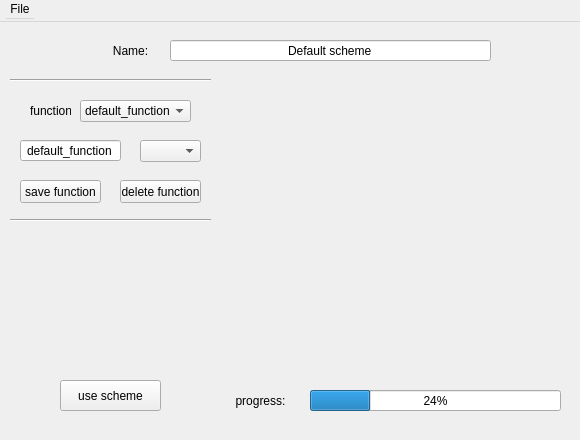
Before: the Qt Designer form src/Applications/TransferFunctions/SettingsBox.ui in JanKolomaznik/MedV4D, drawn with Qt 5.
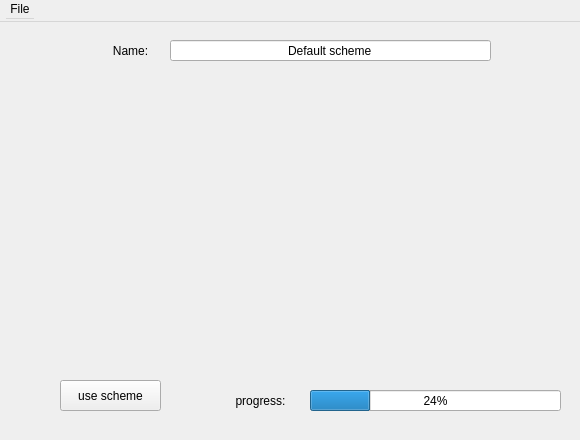
After: the same form once the commit is applied.

Patch:
```diff
--- a/src/Applications/TransferFunctions/SettingsBox.ui
+++ b/src/Applications/TransferFunctions/SettingsBox.ui
@@ -72,122 +72,6 @@
      <set>Qt::AlignCenter</set>
     </property>
    </widget>
-   <widget class="QLabel" name="functionLabel">
-    <property name="geometry">
-     <rect>
-      <x>30</x>
-      <y>100</y>
-      <width>41</width>
-      <height>21</height>
-     </rect>
-    </property>
-    <property name="text">
-     <string>function:</string>
-    </property>
-   </widget>
-   <widget class="QComboBox" name="functionBox">
-    <property name="geometry">
-     <rect>
-      <x>80</x>
-      <y>100</y>
-      <width>111</width>
-      <height>22</height>
-     </rect>
-    </property>
-    <item>
-     <property name="text">
-      <string>default_function</string>
-     </property>
-    </item>
-    <item>
-     <property name="text">
-      <string>add function</string>
-     </property>
-    </item>
-   </widget>
-   <widget class="QComboBox" name="functionColour">
-    <property name="geometry">
-     <rect>
-      <x>140</x>
-      <y>140</y>
-      <width>61</width>
-      <height>22</height>
-     </rect>
-    </property>
-    <item>
-     <property name="text">
-      <string/>
-     </property>
-    </item>
-   </widget>
-   <widget class="QLineEdit" name="functionName">
-    <property name="geometry">
-     <rect>
-      <x>20</x>
-      <y>140</y>
-      <width>101</width>
-      <height>21</height>
-     </rect>
-    </property>
-    <property name="text">
-     <string>default_function</string>
-    </property>
-    <property name="alignment">
-     <set>Qt::AlignCenter</set>
-    </property>
-   </widget>
-   <widget class="QPushButton" name="functionSave">
-    <property name="geometry">
-     <rect>
-      <x>20</x>
-      <y>180</y>
-      <width>81</width>
-      <height>23</height>
-     </rect>
-    </property>
-    <property name="text">
-     <string>save function</string>
-    </property>
-   </widget>
-   <widget class="QPushButton" name="functionDelete">
-    <property name="geometry">
-     <rect>
-      <x>120</x>
-      <y>180</y>
-      <width>81</width>
-      <height>23</height>
-     </rect>
-    </property>
-    <property name="text">
-     <string>delete function</string>
-    </property>
-   </widget>
-   <widget class="Line" name="lineUpper">
-    <property name="geometry">
-     <rect>
-      <x>10</x>
-      <y>70</y>
-      <width>201</width>
-      <height>20</height>
-     </rect>
-    </property>
-    <property name="orientation">
-     <enum>Qt::Horizontal</enum>
-    </property>
-   </widget>
-   <widget class="Line" name="lineMiddle">
-    <property name="geometry">
-     <rect>
-      <x>10</x>
-      <y>210</y>
-      <width>201</width>
-      <height>21</height>
-     </rect>
-    </property>
-    <property name="orientation">
-     <enum>Qt::Horizontal</enum>
-    </property>
-   </widget>
    <widget class="QPushButton" name="schemeUse">
     <property name="geometry">
      <rect>
```
